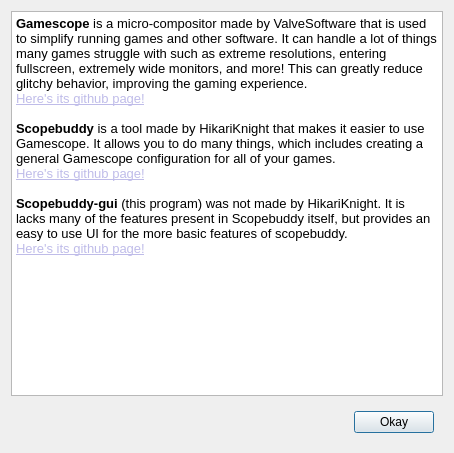
Above: about.ui from rfrench3/scopebuddy-gui before the change. Below: the same form after it.
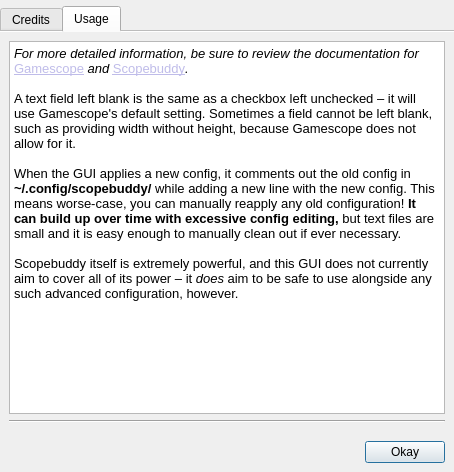
That is the form after the change. The open tabs and pages were chosen to show the change.

Commit message: slightly updated UI, prepping code for more features

What changed in the file:
```diff
--- a/about.ui
+++ b/about.ui
@@ -7,14 +7,48 @@
     <x>0</x>
     <y>0</y>
     <width>454</width>
-    <height>453</height>
+    <height>472</height>
    </rect>
   </property>
   <property name="windowTitle">
    <string>Dialog</string>
   </property>
   <layout class="QVBoxLayout" name="verticalLayout">
+   <property name="spacing">
+    <number>0</number>
+   </property>
+   <property name="leftMargin">
+    <number>0</number>
+   </property>
+   <property name="topMargin">
+    <number>6</number>
+   </property>
+   <property name="rightMargin">
+    <number>0</number>
+   </property>
+   <property name="bottomMargin">
+    <number>0</number>
+   </property>
    <item>
+    <widget class="QTabWidget" name="tabWidget">
+     <property name="tabShape">
+      <enum>QTabWidget::TabShape::Rounded</enum>
+     </property>
+     <property name="currentIndex">
+      <number>0</number>
+     </property>
+     <property name="documentMode">
+      <bool>true</bool>
+     </property>
+     <property name="tabBarAutoHide">
+      <bool>false</bool>
+     </property>
+     <widget class="QWidget" name="tab">
+      <attribute name="title">
+       <string>Credits</string>
+      </attribute>
+      <layout class="QGridLayout" name="gridLayout">
+       <item row="0" column="0">
     <widget class="QTextBrowser" name="textBrowser">
      <property name="mouseTracking">
       <bool>true</bool>
@@ -45,6 +79,50 @@
      <property name="openLinks">
       <bool>true</bool>
      </property>
+        </widget>
+       </item>
+       <item row="1" column="0">
+        <widget class="Line" name="line_2">
+         <property name="orientation">
+          <enum>Qt::Orientation::Horizontal</enum>
+         </property>
+        </widget>
+       </item>
+      </layout>
+     </widget>
+     <widget class="QWidget" name="tab_2">
+      <attribute name="title">
+       <string>Usage</string>
+      </attribute>
+      <layout class="QGridLayout" name="gridLayout_2">
+       <item row="0" column="0">
+        <widget class="QTextBrowser" name="textBrowser_2">
+         <property name="html">
+          <string>&lt;!DOCTYPE HTML PUBLIC &quot;-//W3C//DTD HTML 4.0//EN&quot; &quot;http://www.w3.org/TR/REC-html40/strict.dtd&quot;&gt;
+&lt;html&gt;&lt;head&gt;&lt;meta name=&quot;qrichtext&quot; content=&quot;1&quot; /&gt;&lt;meta charset=&quot;utf-8&quot; /&gt;&lt;style type=&quot;text/css&quot;&gt;
+p, li { white-space: pre-wrap; }
+hr { height: 1px; border-width: 0; }
+li.unchecked::marker { content: &quot;\2610&quot;; }
+li.checked::marker { content: &quot;\2612&quot;; }
+&lt;/style&gt;&lt;/head&gt;&lt;body style=&quot; font-family:'Noto Sans'; font-size:10pt; font-weight:400; font-style:normal;&quot;&gt;
+&lt;p style=&quot; margin-top:0px; margin-bottom:0px; margin-left:0px; margin-right:0px; -qt-block-indent:0; text-indent:0px;&quot;&gt;&lt;span style=&quot; font-style:italic;&quot;&gt;For more detailed information, be sure to review the documentation for &lt;/span&gt;&lt;a href=&quot;https://github.com/ValveSoftware/gamescope&quot;&gt;&lt;span style=&quot; text-decoration: underline; color:#bfbce9;&quot;&gt;Gamescope&lt;/span&gt;&lt;/a&gt;&lt;span style=&quot; font-style:italic;&quot;&gt; and &lt;/span&gt;&lt;a href=&quot;https://github.com/HikariKnight/ScopeBuddy&quot;&gt;&lt;span style=&quot; text-decoration: underline; color:#bfbce9;&quot;&gt;Scopebuddy&lt;/span&gt;&lt;/a&gt;&lt;span style=&quot; font-style:italic;&quot;&gt;.&lt;/span&gt;&lt;/p&gt;
+&lt;p style=&quot;-qt-paragraph-type:empty; margin-top:0px; margin-bottom:0px; margin-left:0px; margin-right:0px; -qt-block-indent:0; text-indent:0px; font-style:italic;&quot;&gt;&lt;br /&gt;&lt;/p&gt;
+&lt;p style=&quot; margin-top:0px; margin-bottom:0px; margin-left:0px; margin-right:0px; -qt-block-indent:0; text-indent:0px;&quot;&gt;A text field left blank is the same as a checkbox left unchecked – it will use Gamescope's default setting. Sometimes a field cannot be left blank, such as providing width without height, because Gamescope does not allow for it.&lt;/p&gt;
+&lt;p style=&quot;-qt-paragraph-type:empty; margin-top:0px; margin-bottom:0px; margin-left:0px; margin-right:0px; -qt-block-indent:0; text-indent:0px;&quot;&gt;&lt;br /&gt;&lt;/p&gt;
+&lt;p style=&quot; margin-top:0px; margin-bottom:0px; margin-left:0px; margin-right:0px; -qt-block-indent:0; text-indent:0px;&quot;&gt;When the GUI applies a new config, it comments out the old config in &lt;span style=&quot; font-weight:700;&quot;&gt;~/.config/scopebuddy/&lt;/span&gt; while adding a new line with the new config. This means worse-case, you can manually reapply any old configuration! &lt;span style=&quot; font-weight:700;&quot;&gt;It can build up over time with excessive config editing,&lt;/span&gt; but text files are small and it is easy enough to manually clean out if ever necessary.&lt;/p&gt;
+&lt;p style=&quot; margin-top:0px; margin-bottom:0px; margin-left:0px; margin-right:0px; -qt-block-indent:0; text-indent:0px;&quot;&gt;&lt;br /&gt;Scopebuddy itself is extremely powerful, and this GUI does not currently aim to cover all of its power – it &lt;span style=&quot; font-style:italic;&quot;&gt;does&lt;/span&gt; aim to be safe to use alongside any such advanced configuration, however.&lt;/p&gt;&lt;/body&gt;&lt;/html&gt;</string>
+         </property>
+        </widget>
+       </item>
+       <item row="1" column="0">
+        <widget class="Line" name="line">
+         <property name="orientation">
+          <enum>Qt::Orientation::Horizontal</enum>
+         </property>
+        </widget>
+       </item>
+      </layout>
+     </widget>
     </widget>
    </item>
    <item>
```
Lines whose indentation alone changed are shown as unchanged. The commit also changes 5 other files.
